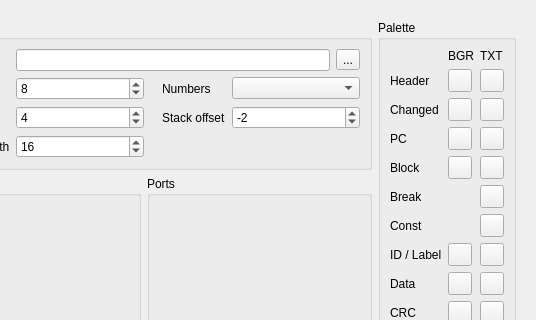
The window that ui/setupwin.ui (Loccy/xpeccy-plus) describes before a commit, drawn with Qt 5; both pictures show x 180 to 716 and y 0 to 320 of the 716 by 909 pixel window.
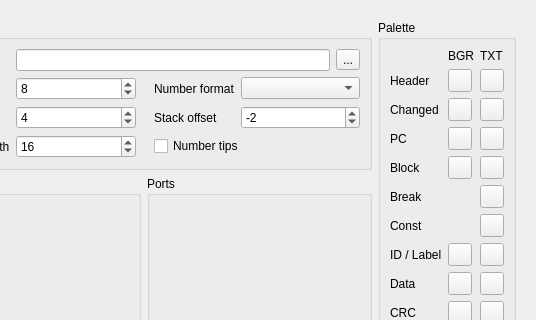
The same window after the commit. The open tabs and pages were chosen to show the change. Icons and pictures are not drawn. Custom widgets are drawn as their Qt base class.

Commit message: debugger: the number tip over a byte of DUMP, REG-DUMP, the disk dump and CMOS (its place and label, the byte with the word read from it) and over the registers of the CPU panel and the Watcher; a tip held open follows the value; Number tips in Options and the Debugger's options menu turns hover tips off; Numbers is Number format

What changed in the file:
```diff
--- a/ui/setupwin.ui
+++ b/ui/setupwin.ui
@@ -3080,7 +3080,7 @@
                   <item row="1" column="2">
                    <widget class="QLabel" name="label_numbers">
                     <property name="text">
-                     <string>Numbers</string>
+                     <string>Number format</string>
                     </property>
                     <property name="toolTip">
                      <string>How the debugger writes addresses and the listing's values.
@@ -3133,6 +3133,24 @@
                     </property>
                    </widget>
                   </item>
+                  <item row="3" column="2" colspan="2">
+                   <layout class="QHBoxLayout" name="hlDbgNumTips">
+                    <property name="leftMargin">
+                     <number>12</number>
+                    </property>
+                    <item>
+                     <widget class="QCheckBox" name="cbDbgNumTips">
+                      <property name="text">
+                       <string>Number tips</string>
+                      </property>
+                      <property name="toolTip">
+                       <string>A number's hex, decimal and binary
+under the mouse: listing, dumps, registers</string>
+                      </property>
+                     </widget>
+                    </item>
+                   </layout>
+                  </item>
                  </layout>
                 </widget>
                </item>
```
Left out of the diff: 8 changed lines with no effect on the pictures. The commit also changes 17 other files.
